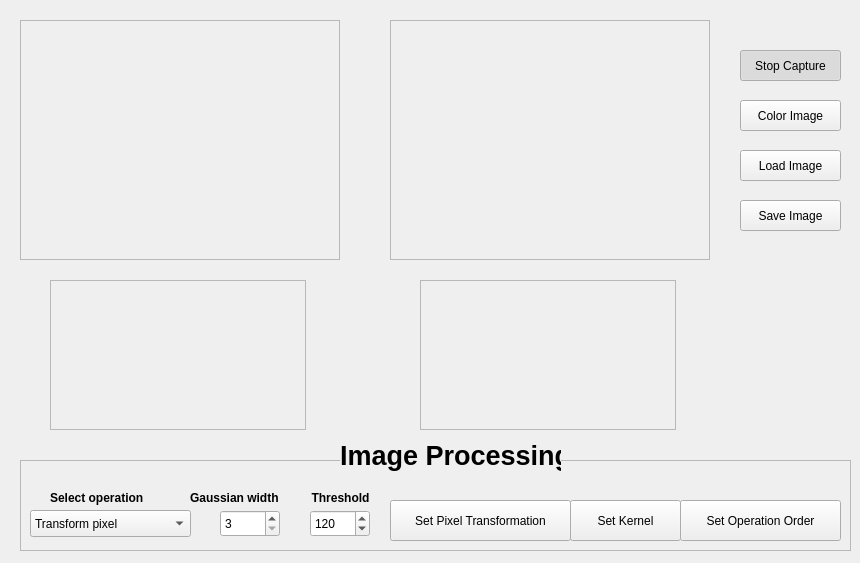
Above: Practica 3/mainwindow.ui from ARebollo/ArtificialVision before the change. Below: the same form after it.
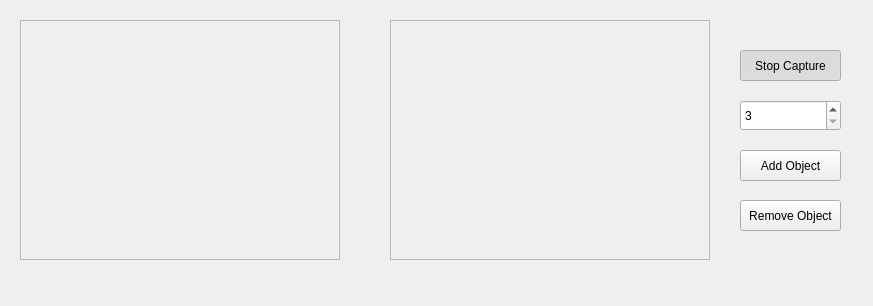
That is the form after the change.

Commit message: Removed useless stuff

What changed in the file:
```diff
--- a/Practica 3/mainwindow.ui
+++ b/Practica 3/mainwindow.ui
@@ -6,8 +6,8 @@
    <rect>
     <x>0</x>
     <y>0</y>
-    <width>860</width>
-    <height>563</height>
+    <width>873</width>
+    <height>306</height>
    </rect>
   </property>
   <property name="windowTitle">
@@ -64,25 +64,6 @@
     <bool>true</bool>
    </property>
   </widget>
-  <widget class="QPushButton" name="colorButton">
-   <property name="geometry">
-    <rect>
-     <x>740</x>
-     <y>100</y>
-     <width>101</width>
-     <height>31</height>
-    </rect>
-   </property>
-   <property name="text">
-    <string>Color Image</string>
-   </property>
-   <property name="checkable">
-    <bool>true</bool>
-   </property>
-   <property name="checked">
-    <bool>false</bool>
-   </property>
-  </widget>
   <widget class="QPushButton" name="loadButton">
    <property name="geometry">
     <rect>
@@ -93,7 +74,7 @@
     </rect>
    </property>
    <property name="text">
-    <string>Load Image</string>
+    <string>Add Object</string>
    </property>
    <property name="checkable">
     <bool>false</bool>
@@ -102,212 +83,6 @@
     <bool>false</bool>
    </property>
   </widget>
-  <widget class="QFrame" name="processingFrame">
-   <property name="geometry">
-    <rect>
-     <x>20</x>
-     <y>460</y>
-     <width>831</width>
-     <height>91</height>
-    </rect>
-   </property>
-   <property name="frameShape">
-    <enum>QFrame::StyledPanel</enum>
-   </property>
-   <property name="frameShadow">
-    <enum>QFrame::Raised</enum>
-   </property>
-   <widget class="QComboBox" name="operationComboBox">
-    <property name="geometry">
-     <rect>
-      <x>10</x>
-      <y>50</y>
-      <width>161</width>
-      <height>27</height>
-     </rect>
-    </property>
-    <item>
-     <property name="text">
-      <string>Transform pixel</string>
-     </property>
-    </item>
-    <item>
-     <property name="text">
-      <string>Thresholding</string>
-     </property>
-    </item>
-    <item>
-     <property name="text">
-      <string>Equalize</string>
-     </property>
-    </item>
-    <item>
-     <property name="text">
-      <string>Gaussian Blur</string>
-     </property>
-    </item>
-    <item>
-     <property name="text">
-      <string>Median Blur</string>
-     </property>
-    </item>
-    <item>
-     <property name="text">
-      <string>Linear Filter</string>
-     </property>
-    </item>
-    <item>
-     <property name="text">
-      <string>Dilate</string>
-     </property>
-    </item>
-    <item>
-     <property name="text">
-      <string>Erode</string>
-     </property>
-    </item>
-    <item>
-     <property name="text">
-      <string>Apply several...</string>
-     </property>
-    </item>
-   </widget>
-   <widget class="QLabel" name="operationLabel">
-    <property name="geometry">
-     <rect>
-      <x>30</x>
-      <y>30</y>
-      <width>121</width>
-      <height>17</height>
-     </rect>
-    </property>
-    <property name="text">
-     <string>&lt;html&gt;&lt;head/&gt;&lt;body&gt;&lt;p&gt;&lt;span style=&quot; font-weight:600;&quot;&gt;Select operation&lt;/span&gt;&lt;/p&gt;&lt;/body&gt;&lt;/html&gt;</string>
-    </property>
-   </widget>
-   <widget class="QLabel" name="gaussianLabel">
-    <property name="geometry">
-     <rect>
-      <x>170</x>
-      <y>30</y>
-      <width>111</width>
-      <height>17</height>
-     </rect>
-    </property>
-    <property name="text">
-     <string>&lt;html&gt;&lt;head/&gt;&lt;body&gt;&lt;p&gt;&lt;span style=&quot; font-weight:600;&quot;&gt;Gaussian width&lt;/span&gt;&lt;/p&gt;&lt;/body&gt;&lt;/html&gt;</string>
-    </property>
-   </widget>
-   <widget class="QSpinBox" name="thresholdSpinBox">
-    <property name="geometry">
-     <rect>
-      <x>290</x>
-      <y>50</y>
-      <width>60</width>
-      <height>27</height>
-     </rect>
-    </property>
-    <property name="maximum">
-     <number>255</number>
-    </property>
-    <property name="value">
-     <number>120</number>
-    </property>
-   </widget>
-   <widget class="QLabel" name="gaussianLabel_2">
-    <property name="geometry">
-     <rect>
-      <x>280</x>
-      <y>30</y>
-      <width>81</width>
-      <height>17</height>
-     </rect>
-    </property>
-    <property name="text">
-     <string>&lt;html&gt;&lt;head/&gt;&lt;body&gt;&lt;p align=&quot;center&quot;&gt;&lt;span style=&quot; font-weight:600;&quot;&gt;Threshold&lt;/span&gt;&lt;/p&gt;&lt;/body&gt;&lt;/html&gt;</string>
-    </property>
-   </widget>
-   <widget class="QPushButton" name="kernelButton">
-    <property name="geometry">
-     <rect>
-      <x>550</x>
-      <y>40</y>
-      <width>111</width>
-      <height>41</height>
-     </rect>
-    </property>
-    <property name="text">
-     <string>Set Kernel</string>
-    </property>
-   </widget>
-   <widget class="QPushButton" name="operOrderButton">
-    <property name="geometry">
-     <rect>
-      <x>660</x>
-      <y>40</y>
-      <width>161</width>
-      <height>41</height>
-     </rect>
-    </property>
-    <property name="text">
-     <string>Set Operation Order</string>
-    </property>
-   </widget>
-   <widget class="QPushButton" name="pixelTButton">
-    <property name="geometry">
-     <rect>
-      <x>370</x>
-      <y>40</y>
-      <width>181</width>
-      <height>41</height>
-     </rect>
-    </property>
-    <property name="text">
-     <string>Set Pixel Transformation</string>
-    </property>
-   </widget>
-   <widget class="QSpinBox" name="gaussWidthBox">
-    <property name="geometry">
-     <rect>
-      <x>200</x>
-      <y>50</y>
-      <width>60</width>
-      <height>27</height>
-     </rect>
-    </property>
-    <property name="minimum">
-     <number>3</number>
-    </property>
-    <property name="maximum">
-     <number>19</number>
-    </property>
-    <property name="singleStep">
-     <number>2</number>
-    </property>
-    <property name="value">
-     <number>3</number>
-    </property>
-   </widget>
-  </widget>
-  <widget class="QLabel" name="label">
-   <property name="geometry">
-    <rect>
-     <x>340</x>
-     <y>440</y>
-     <width>221</width>
-     <height>31</height>
-    </rect>
-   </property>
-   <property name="autoFillBackground">
-    <bool>true</bool>
-   </property>
-   <property name="text">
-    <string>&lt;html&gt;&lt;head/&gt;&lt;body&gt;&lt;p&gt;&lt;span style=&quot; font-size:20pt; font-weight:600;&quot;&gt;Image Processing&lt;/span&gt;&lt;/p&gt;&lt;/body&gt;&lt;/html&gt;</string>
-   </property>
-   <property name="textFormat">
-    <enum>Qt::RichText</enum>
-   </property>
-  </widget>
   <widget class="QPushButton" name="saveButton">
    <property name="geometry">
     <rect>
@@ -318,7 +93,7 @@
     </rect>
    </property>
    <property name="text">
-    <string>Save Image</string>
+    <string>Remove Object</string>
    </property>
    <property name="checkable">
     <bool>false</bool>
@@ -327,42 +102,26 @@
     <bool>false</bool>
    </property>
   </widget>
-  <widget class="QFrame" name="histoFrameS">
+  <widget class="QSpinBox" name="gaussWidthBox">
    <property name="geometry">
     <rect>
-     <x>50</x>
-     <y>280</y>
-     <width>256</width>
-     <height>150</height>
+     <x>740</x>
+     <y>100</y>
+     <width>101</width>
+     <height>31</height>
     </rect>
    </property>
-   <property name="frameShape">
-    <enum>QFrame::StyledPanel</enum>
+   <property name="minimum">
+    <number>3</number>
    </property>
-   <property name="frameShadow">
-    <enum>QFrame::Raised</enum>
+   <property name="maximum">
+    <number>19</number>
    </property>
-   <property name="lineWidth">
-    <number>4</number>
+   <property name="singleStep">
+    <number>2</number>
    </property>
-  </widget>
-  <widget class="QFrame" name="histoFrameD">
-   <property name="geometry">
-    <rect>
-     <x>420</x>
-     <y>280</y>
-     <width>256</width>
-     <height>150</height>
-    </rect>
-   </property>
-   <property name="frameShape">
-    <enum>QFrame::StyledPanel</enum>
-   </property>
-   <property name="frameShadow">
-    <enum>QFrame::Raised</enum>
-   </property>
-   <property name="lineWidth">
-    <number>4</number>
+   <property name="value">
+    <number>3</number>
    </property>
   </widget>
  </widget>
```
Left out of the diff: 7 changed lines with no effect on the pictures. The commit also changes 1 other file.
